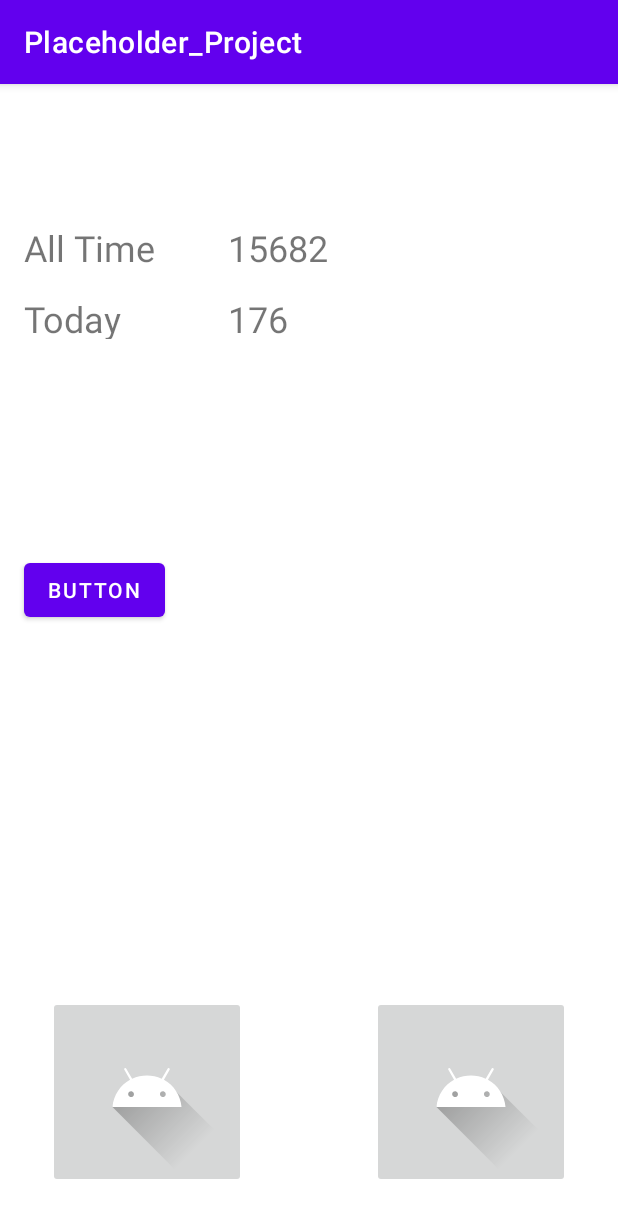
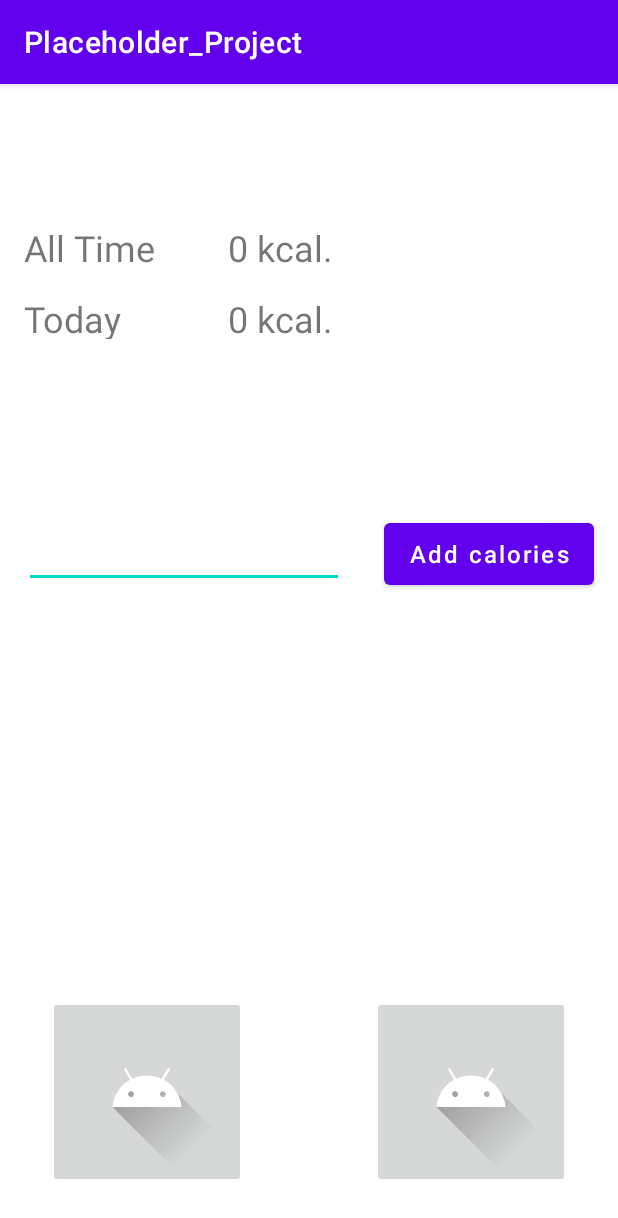
Before and after one commit to MiikaBA/Placeholder_Project, an Android app: the FoodDiary screen opened directly, with no data from a screen before it, on a phone screen of 412 x 824 dp. Shown: the top 1218 px of the screen. Run offline under Robolectric (Android 15) with nearby library versions, the light colour scheme and no system bars.

Commit message:
Jatkoa food diaryyn

```diff
--- a/app/src/main/java/com/example/placeholder_project/FoodDiary.java
+++ b/app/src/main/java/com/example/placeholder_project/FoodDiary.java
@@ -3,37 +3,64 @@
 import androidx.appcompat.app.AppCompatActivity;
 
 import android.content.Intent;
+import android.content.SharedPreferences;
 import android.os.Bundle;
+import android.preference.PreferenceManager;
+import android.text.format.DateFormat;
 import android.view.View;
+import android.widget.EditText;
 import android.widget.TextView;
 
+import java.util.Date;
+
 public class FoodDiary extends AppCompatActivity {
-    private TextView calorieAllView, calorieTodayView;
     private FoodCounter foodCounter;
 
+    // Creating a counter and checking if same day as
     @Override
     protected void onCreate(Bundle savedInstanceState) {
         super.onCreate(savedInstanceState);
         setContentView(R.layout.activity_food_diary);
-
-        int tanaan = 176;
-        int kaikki = 15682;
-        foodCounter = new FoodCounter(tanaan, kaikki);
+        checkDateMatch();
         Update();
     }
 
-    public void addCalories(View v){
-        foodCounter.plus(842);
-        Update();
+    //Checks if current date is same and creates foodCounters based off
+    public void checkDateMatch(){
+        SharedPreferences preferences = PreferenceManager.getDefaultSharedPreferences(this);
+        Date d = new Date();
+        String currentDate = DateFormat.format("dd-MM-yyyy ", d.getTime()).toString();
+        String lastTimeSavedDate = preferences.getString("foodDate", "");
+        if(!(preferences.contains("allTimeCalories"))){
+            foodCounter = new FoodCounter(0, 0);
+        } else if(lastTimeSavedDate.equals(currentDate)){
+            foodCounter = new FoodCounter(preferences.getInt("todayCalories", 0), preferences.getInt("allTimeCalories", 0));
+        } else{
+            foodCounter = new FoodCounter(0, preferences.getInt("allTime", 0));
+        }
     }
 
-    public void Update(){
-        calorieAllView = findViewById(R.id.calAllTextView);
-        calorieTodayView = findViewById(R.id.calTodayTextView);
-        calorieAllView.setText(Integer.toString(foodCounter.getAllTimeValue()));
-        calorieTodayView.setText(Integer.toString(foodCounter.getTodayValue()));
+    // Takes user input and adds it to counter.
+    public void addCalories(View v){
+        EditText editTextNumber2 = findViewById(R.id.editTextNumber2);
+        if(!(editTextNumber2.getText().toString().equals(""))){
+            int cals = Integer.parseInt(editTextNumber2.getText().toString());
+            foodCounter.plus(cals);
+            Update();
+        }
     }
 
+    // Updates the activity UI
+    public void Update(){
+        TextView calorieAllView = findViewById(R.id.calAllTextView);
+        TextView calorieTodayView = findViewById(R.id.calTodayTextView);
+        EditText editTextNumber2 = findViewById(R.id.editTextNumber2);
+        editTextNumber2.setText("");
+        calorieAllView.setText(Integer.toString(foodCounter.getAllTimeValue()) + " kcal.");
+        calorieTodayView.setText(Integer.toString(foodCounter.getTodayValue()) + " kcal.");
+    }
+
+    // Method for moving between activities when button is clicked
     public void goNext(View v){
         if(v == findViewById(R.id.sportsButton)){
             Intent food = new Intent(FoodDiary.this, SportsDiary.class);
@@ -43,4 +70,16 @@
             startActivity(breath);
         }
     }
+
+    // Saving values and date to default preferences.
+    protected void onPause() {
+        super.onPause();
+        SharedPreferences preferences = PreferenceManager.getDefaultSharedPreferences(this);
+        SharedPreferences.Editor editor = preferences.edit();
+        Date d = new Date();
+        editor.putString("foodDate", DateFormat.format("dd-MM-yyyy ", d.getTime()).toString());
+        editor.putInt("todayCalories", foodCounter.getTodayValue());
+        editor.putInt("allTimeCalories", foodCounter.getAllTimeValue());
+        editor.apply();
+    }
 }
--- a/app/src/main/res/layout/activity_food_diary.xml
+++ b/app/src/main/res/layout/activity_food_diary.xml
@@ -30,14 +30,16 @@
 
     <Button
         android:id="@+id/addCaloriesButton"
-        android:layout_width="wrap_content"
-        android:layout_height="wrap_content"
-        android:layout_marginStart="16dp"
+        android:layout_width="140dp"
+        android:layout_height="53dp"
+        android:layout_marginEnd="16dp"
         android:onClick="addCalories"
-        android:text="Button"
+        android:text="Add calories"
+        android:textAllCaps="false"
+        android:textSize="16sp"
         app:layout_constraintBottom_toTopOf="@+id/guideline2"
-        app:layout_constraintStart_toStartOf="parent"
-        app:layout_constraintTop_toBottomOf="@+id/textView" />
+        app:layout_constraintEnd_toEndOf="parent"
+        app:layout_constraintTop_toTopOf="@+id/guideline3" />
 
     <androidx.constraintlayout.widget.Guideline
         android:id="@+id/guideline2"
@@ -102,4 +104,15 @@
         android:orientation="horizontal"
         app:layout_constraintGuide_percent="0.1" />
 
+    <EditText
+        android:id="@+id/editTextNumber2"
+        android:layout_width="wrap_content"
+        android:layout_height="wrap_content"
+        android:layout_marginStart="16dp"
+        android:ems="10"
+        android:inputType="number"
+        app:layout_constraintBottom_toTopOf="@+id/guideline2"
+        app:layout_constraintStart_toStartOf="parent"
+        app:layout_constraintTop_toTopOf="@+id/guideline3" />
+
 </androidx.constraintlayout.widget.ConstraintLayout>
```
